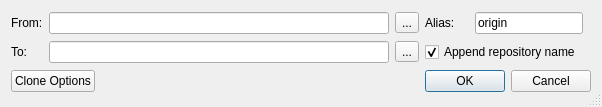
Above: Repository/CloneRepositoryDlg.ui from macgitver/MacGitver before the change. Below: the same form after it.
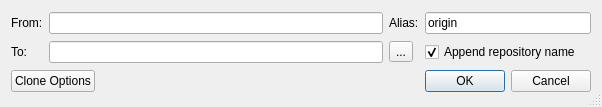
That is the form after the change. Custom widgets are drawn as their Qt base class.

Commit message:
removed brows button for the "from" field
Cloning a local repository is not usual. It only makes sense when doing a bare clone. But even then you'll be always better off by creating the bare repository on the remote end, then add a remote locally and push afterwards.

It's still possible to do though. You just have to type in the full local path.

```diff
--- a/Repository/CloneRepositoryDlg.ui
+++ b/Repository/CloneRepositoryDlg.ui
@@ -126,13 +126,6 @@
     </spacer>
    </item>
    <item row="0" column="3">
-    <widget class="QToolButton" name="btnBrowseFrom">
-     <property name="text">
-      <string>...</string>
-     </property>
-    </widget>
-   </item>
-   <item row="0" column="4">
     <widget class="QLabel" name="label_3">
      <property name="sizePolicy">
       <sizepolicy hsizetype="Maximum" vsizetype="Preferred">
@@ -148,10 +141,10 @@
      </property>
     </widget>
    </item>
-   <item row="0" column="5">
+   <item row="0" column="4" colspan="2">
     <widget class="LineEdit" name="txtRemoteName">
      <property name="sizePolicy">
-      <sizepolicy hsizetype="Maximum" vsizetype="Fixed">
+      <sizepolicy hsizetype="Preferred" vsizetype="Fixed">
        <horstretch>0</horstretch>
        <verstretch>0</verstretch>
       </sizepolicy>
```
Left out of the diff: 32 changed lines with no effect on the pictures.
